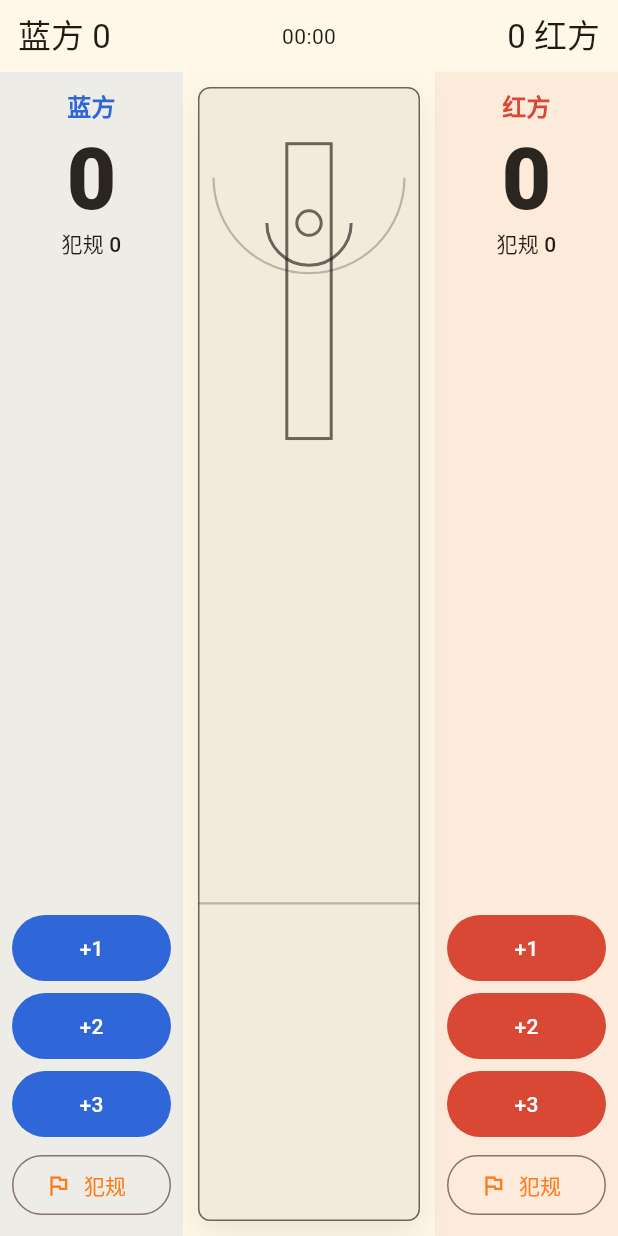
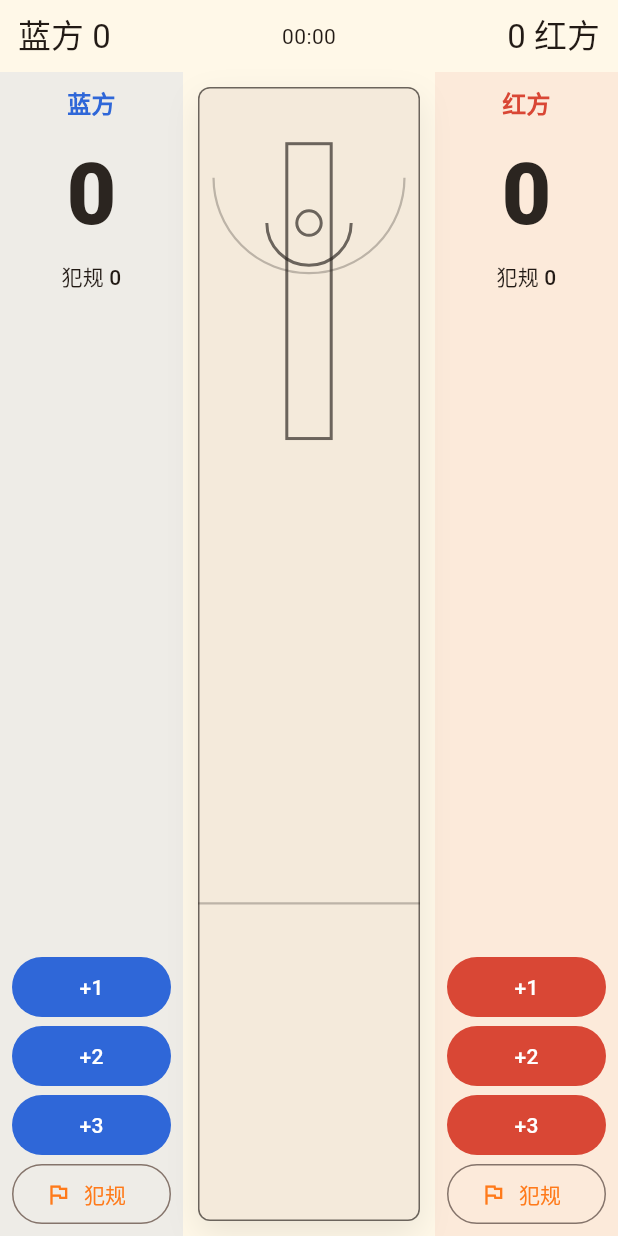
Before and after one commit to x1a0Y4NGren/hooptrace, a Flutter app: the ScoringPage screen opened directly, on a phone screen of 412 x 824 dp. Run offline on Flutter 3.47's test engine with Material 3 defaults, Android fonts, the light colour scheme and no system bars; our stand-ins replace drift, go_router; missing offline and left inert: dart:ffi, sqlite3; accounts and stored records are empty; generated files the repository leaves out were written again.

Commit message:
fix: prevent scoring side panel overflow

```diff
--- a/lib/features/scoring/widgets/score_side_panel.dart
+++ b/lib/features/scoring/widgets/score_side_panel.dart
@@ -29,9 +29,28 @@ class ScoreSidePanel extends StatelessWidget {
 
     return ColoredBox(
       color: color.withValues(alpha: 0.08),
-      child: Padding(
-        padding: const EdgeInsets.symmetric(horizontal: 8, vertical: 10),
+      child: LayoutBuilder(
+        builder: (context, constraints) {
+          final compact = constraints.maxHeight < 720;
+          final buttonHeight = compact ? 30.0 : 40.0;
+          final scoreHeight = compact ? 52.0 : 88.0;
+          final gap = compact ? 4.0 : 6.0;
+
+          return Padding(
+            padding: EdgeInsets.symmetric(
+              horizontal: 8,
+              vertical: compact ? 6 : 8,
+            ),
+            child: SingleChildScrollView(
+              child: ConstrainedBox(
+                constraints: BoxConstraints(
+                  minHeight: constraints.maxHeight - (compact ? 12 : 16),
+                ),
                 child: Column(
+                  mainAxisAlignment: MainAxisAlignment.spaceBetween,
+                  crossAxisAlignment: CrossAxisAlignment.stretch,
+                  children: [
+                    Column(
                       crossAxisAlignment: CrossAxisAlignment.stretch,
                       children: [
                         Text(
@@ -39,19 +58,26 @@ class ScoreSidePanel extends StatelessWidget {
                           maxLines: 1,
                           overflow: TextOverflow.ellipsis,
                           textAlign: TextAlign.center,
-              style: Theme.of(context).textTheme.titleMedium?.copyWith(
+                          style:
+                              Theme.of(context).textTheme.titleMedium?.copyWith(
                                     color: color,
                                     fontWeight: FontWeight.w800,
                                   ),
                         ),
-            const SizedBox(height: 6),
-            FittedBox(
+                        SizedBox(height: gap),
+                        SizedBox(
+                          height: scoreHeight,
+                          child: FittedBox(
                             fit: BoxFit.scaleDown,
                             child: Text(
                               '$score',
-                style: Theme.of(context).textTheme.displayLarge?.copyWith(
+                              style: Theme.of(context)
+                                  .textTheme
+                                  .displayLarge
+                                  ?.copyWith(
                                     color: HoopTraceColors.ink,
                                     fontWeight: FontWeight.w900,
+                                  ),
                             ),
                           ),
                         ),
@@ -60,27 +86,43 @@ class ScoreSidePanel extends StatelessWidget {
                           textAlign: TextAlign.center,
                           style: Theme.of(context).textTheme.labelLarge,
                         ),
-            const Spacer(),
+                      ],
+                    ),
+                    SizedBox(height: compact ? 6 : 14),
+                    Column(
+                      crossAxisAlignment: CrossAxisAlignment.stretch,
+                      children: [
                         for (final points in const [1, 2, 3]) ...[
                           SizedBox(
-                height: 44,
+                            height: buttonHeight,
                             child: FilledButton(
                               key: Key('${side.name}-score-$points'),
-                  style: FilledButton.styleFrom(backgroundColor: color),
+                              style: FilledButton.styleFrom(
+                                backgroundColor: color,
+                              ),
                               onPressed: () => onScore(points),
                               child: Text('+$points'),
                             ),
                           ),
-              const SizedBox(height: 8),
+                          SizedBox(height: gap),
                         ],
-            OutlinedButton.icon(
+                        SizedBox(
+                          height: buttonHeight,
+                          child: OutlinedButton.icon(
                             onPressed: onFoul,
-              icon: const Icon(Icons.flag_outlined),
+                            icon: const Icon(Icons.flag_outlined, size: 18),
                             label: const Text(foulText),
+                          ),
+                        ),
+                      ],
                     ),
                   ],
                 ),
               ),
+            ),
+          );
+        },
+      ),
     );
   }
 }
```
Also changed, not shown: 1 other file. Lines whose indentation alone changed are shown as unchanged.
